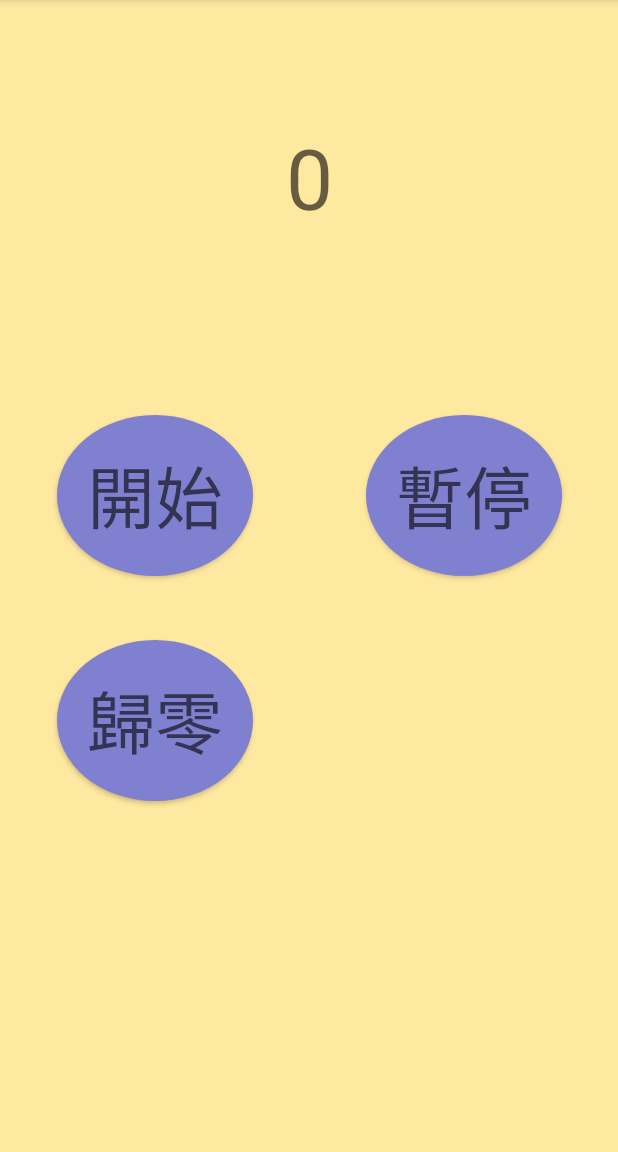
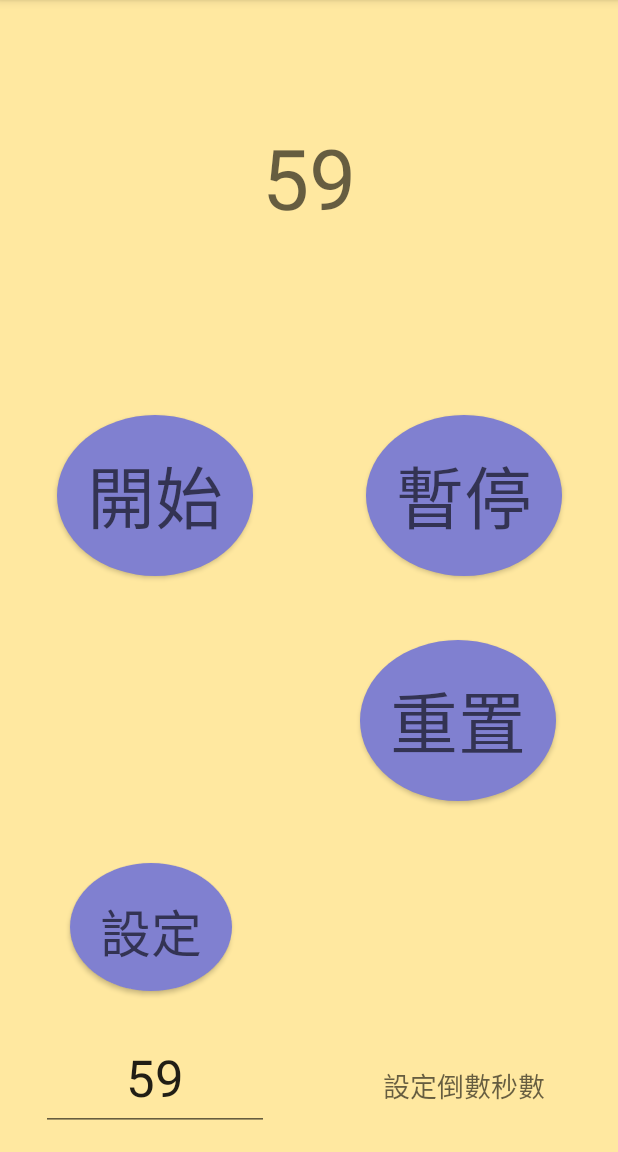
Before and after one commit to alexjean/AndroidDev, an Android app: the screen it shows after launch (MainActivity), in the options menu, after a tap on "設定", on a phone screen of 412 x 824 dp, the part 84-1236 px from its top. Run offline under Robolectric (Android 15) with nearby library versions, the phone set to English and light mode, and no system bars.

Commit message:
StopWatch3 incorporate Fragment to implement set countdown seconds

```diff
--- a/Fragament/app/src/main/res/layout/left_fragment.xml
+++ b/Fragament/app/src/main/res/layout/left_fragment.xml
@@ -9,6 +9,8 @@
         android:layout_width="wrap_content"
         android:layout_height="wrap_content"
         android:layout_gravity="center_horizontal"
-        android:text="Button" />
+        android:text="@string/leftBtn"
+        android:textAllCaps="false"
+        android:textColor="#FFFFFF" />
 
 </LinearLayout>
--- a/Fragament/app/src/main/res/values/strings.xml
+++ b/Fragament/app/src/main/res/values/strings.xml
@@ -1,4 +1,5 @@
 <resources>
-    <string name="app_name">Fragament</string>
+    <string name="app_name">Fragment</string>
     <string name="action_settings">Settings</string>
+    <string name="leftBtn">ChangeFragment</string>
 </resources>
--- a/Fragament/build.gradle
+++ b/Fragament/build.gradle
@@ -7,7 +7,7 @@ buildscript {
         jcenter()
     }
     dependencies {
-        classpath 'com.android.tools.build:gradle:3.5.3'
+        classpath 'com.android.tools.build:gradle:3.6.0'
 
 
         // NOTE: Do not place your application dependencies here; they belong
--- a/StopWatch3/app/src/main/java/com/tomorrow_eyes/stopwatch3/MainActivity.java
+++ b/StopWatch3/app/src/main/java/com/tomorrow_eyes/stopwatch3/MainActivity.java
@@ -5,23 +5,36 @@ import android.media.MediaPlayer;
 import android.os.Bundle;
 import android.os.Handler;
 import android.os.Message;
+import android.support.v4.app.FragmentManager;
+import android.support.v4.app.FragmentTransaction;
 import android.support.v7.app.AppCompatActivity;
 import android.view.Menu;
 import android.view.MenuItem;
 import android.view.View;
 import android.view.WindowManager;
+import android.widget.EditText;
 import android.widget.TextView;
-import android.widget.Toast;
 
 import java.io.IOException;
 import java.util.Timer;
 import java.util.TimerTask;
 
-public class MainActivity extends AppCompatActivity {
+import com.tomorrow_eyes.stopwatch3.SetupFragment.SetSeconds;
+
+public class MainActivity extends AppCompatActivity implements SetSeconds {
+
 
 	Timer timer=null;
 	TimerTask task=null;
-	int count=0;
+	int maxCount = 59;
+	int countSeconds = maxCount;
+
+	public void setSeconds(int seconds) {
+		this.maxCount = seconds;
+		this.countSeconds = seconds;
+		ShowCount();
+	}
+
 	MediaPlayer mPlayer;
 
     @Override
@@ -39,7 +52,13 @@ public class MainActivity extends AppCompatActivity {
         getWindow().addFlags(WindowManager.LayoutParams.FLAG_KEEP_SCREEN_ON);
     }
 
-    @Override
+	@Override
+	protected void onStart() {
+		super.onStart();
+		ShowCount();
+	}
+
+	@Override
     protected void onPause( ) {
     	KillTimerAndTask();
     	super.onPause();
@@ -60,26 +79,40 @@ public class MainActivity extends AppCompatActivity {
 				finish();
 				break;
 			case R.id.actionSettings:
-				Toast.makeText(this,"設定尚未完工",Toast.LENGTH_SHORT).show();
+				addFragment();
+				//Toast.makeText(this,"設定尚未完工",Toast.LENGTH_SHORT).show();
 		}
 		return true;
 	}
 
+	private void addFragment() {
+    	final String tag="SetupFragment";
+    	FragmentManager fragManager = getSupportFragmentManager();
+		if (fragManager.findFragmentByTag(tag) == null) {
+			FragmentTransaction transaction = fragManager.beginTransaction();
+			transaction.add(R.id.setupContainer, SetupFragment.newInstance(maxCount), tag);
+			transaction.addToBackStack(null);
+			transaction.commit();
+		}
+	}
+
 	private void ShowCount(){
     	TextView textView=(TextView)findViewById(R.id.textViewSeconds);
-    	textView.setText(String.valueOf(count));
+    	textView.setText(String.valueOf(countSeconds));
     }
 
     @SuppressLint("HandlerLeak")
 	final Handler handler=new Handler() {
     	public void handleMessage(Message msg){
-    		switch (msg.what) {
-    		case 49: count++;
-    				 ShowCount();
-    				 if ((count%30)==0) {
-    					 mPlayer.start();
-    				 }
-    				 break;
+    		if (msg.what == 49) {
+    		     countSeconds--;
+    			 ShowCount();
+    			 if (countSeconds <= 0) {
+                    if (countSeconds > -10)
+                        mPlayer.start();
+                    else
+                        KillTimerAndTask();
+                 }
     		}
     	}
     };
@@ -118,7 +151,7 @@ public class MainActivity extends AppCompatActivity {
 
     public void OnClickReset_Event(View view) {
     	KillTimerAndTask();
-    	count=0;
+    	countSeconds = maxCount;
     	ShowCount();
     }
 
--- /dev/null
+++ b/StopWatch3/app/src/main/java/com/tomorrow_eyes/stopwatch3/SetupFragment.java
@@ -0,0 +1,89 @@
+package com.tomorrow_eyes.stopwatch3;
+
+import android.app.Activity;
+import android.content.Context;
+import android.os.Bundle;
+import android.support.annotation.Nullable;
+import android.support.v4.app.Fragment;
+import android.view.LayoutInflater;
+import android.view.View;
+import android.view.ViewGroup;
+import android.widget.Button;
+import android.widget.EditText;
+
+
+/**
+ * A simple {@link Fragment} subclass.
+ * Use the {@link SetupFragment#newInstance} factory method to
+ * create an instance of this fragment.
+ */
+public class SetupFragment extends Fragment {
+
+    public interface SetSeconds {
+        void setSeconds(int seconds);
+    }
+
+    private static final String strSeconds = "Seconds";
+
+    private int iSeconds;
+    private Activity mActivity;
+    SetSeconds mSetSeconds;
+
+    public SetupFragment() {
+        // Required empty public constructor
+    }
+
+    @Override
+    public void onActivityCreated(@Nullable Bundle savedInstanceState) {
+        super.onActivityCreated(savedInstanceState);
+        Button btn= mActivity.findViewById(R.id.btnSetup);
+        btn.setOnClickListener(new View.OnClickListener() {
+            @Override
+            public void onClick(View view) {
+                EditText editText = mActivity.findViewById(R.id.editSeconds);
+                String str = editText.getText().toString();
+                if (mSetSeconds != null) {
+                    iSeconds = Integer.parseInt(str);
+                    mSetSeconds.setSeconds(iSeconds);
+                    mActivity.onBackPressed();
+                }
+            }
+        });
+    }
+
+    public static SetupFragment newInstance(Integer seconds) {
+        SetupFragment fragment = new SetupFragment();
+        Bundle args = new Bundle();
+        args.putInt(strSeconds, seconds);
+        fragment.setArguments(args);
+        return fragment;
+    }
+
+    @Override
+    public void onAttach(Context context) {
+        super.onAttach(context);
+        mActivity = (Activity) context;
+        if (context instanceof  SetSeconds)
+            mSetSeconds = (SetSeconds) context;
+        if (getArguments() != null )
+            iSeconds = getArguments().getInt(strSeconds);
+    }
+
+    @Override
+    public void onCreate(Bundle savedInstanceState) {
+        super.onCreate(savedInstanceState);
+        if (getArguments() != null) {
+            iSeconds = getArguments().getInt(strSeconds);
+        }
+    }
+
+    @Override
+    public View onCreateView(LayoutInflater inflater, ViewGroup container,
+                             Bundle savedInstanceState) {
+        // Inflate the layout for this fragment
+        View root = inflater.inflate(R.layout.fragment_setup, container, false);
+        EditText editSeconds = root.findViewById(R.id.editSeconds);
+        editSeconds.setText(Integer.toString(iSeconds));
+        return root;
+    }
+}
--- a/StopWatch3/app/src/main/res/layout/activity_main.xml
+++ b/StopWatch3/app/src/main/res/layout/activity_main.xml
@@ -23,36 +23,20 @@
         app:layout_constraintTop_toTopOf="parent"
         app:layout_constraintVertical_bias="0.267" />
 
-    <CheckBox
-        android:id="@+id/chkBoxNoSleep"
-        android:layout_width="wrap_content"
-        android:layout_height="wrap_content"
-        android:layout_marginStart="8dp"
-        android:layout_marginEnd="8dp"
-        android:text="@string/strNoSleep"
-        android:textAppearance="@style/TextAppearance.AppCompat.Display1"
-        android:visibility="invisible"
-        app:layout_constraintBaseline_toBaselineOf="@+id/btnRest"
-        app:layout_constraintBottom_toBottomOf="@+id/btnRest"
-        app:layout_constraintEnd_toEndOf="parent"
-        app:layout_constraintLeft_toRightOf="@+id/textViewSeconds"
-        app:layout_constraintStart_toStartOf="@+id/guideline2" />
-
     <Button
         android:id="@+id/btnRest"
         android:layout_width="wrap_content"
         android:layout_height="wrap_content"
-        android:layout_marginStart="8dp"
         android:layout_marginTop="8dp"
         android:layout_marginEnd="8dp"
+        android:background="@drawable/btn_oval"
         android:onClick="OnClickReset_Event"
         android:text="@string/strReset"
         android:textAppearance="@style/TextAppearance.AppCompat.Display2"
-        android:background="@drawable/btn_oval"
         app:layout_constraintBottom_toBottomOf="parent"
-        app:layout_constraintEnd_toStartOf="@+id/guideline2"
+        app:layout_constraintEnd_toEndOf="parent"
         app:layout_constraintRight_toLeftOf="@+id/textViewSeconds"
-        app:layout_constraintStart_toStartOf="parent"
+        app:layout_constraintStart_toStartOf="@+id/guideline2"
         app:layout_constraintTop_toTopOf="@+id/guideline"
         app:layout_constraintVertical_bias="0.13" />
 
@@ -62,10 +46,10 @@
         android:layout_height="wrap_content"
         android:layout_marginStart="8dp"
         android:layout_marginEnd="8dp"
+        android:background="@drawable/btn_oval"
         android:onClick="OnClickPause_Event"
         android:text="@string/strPause"
         android:textAppearance="@style/TextAppearance.AppCompat.Display2"
-        android:background="@drawable/btn_oval"
         app:layout_constraintBottom_toTopOf="@+id/guideline"
         app:layout_constraintEnd_toEndOf="parent"
         app:layout_constraintLeft_toRightOf="@+id/textViewSeconds"
@@ -101,4 +85,14 @@
         android:orientation="horizontal"
         app:layout_constraintGuide_percent="0.5" />
 
+    <FrameLayout
+        android:id="@+id/setupContainer"
+        android:layout_width="match_parent"
+        android:layout_height="200dp"
+        app:layout_constraintBottom_toBottomOf="parent"
+        tools:layout_editor_absoluteX="16dp">
+
+    </FrameLayout>
+
+
 </android.support.constraint.ConstraintLayout>
--- /dev/null
+++ b/StopWatch3/app/src/main/res/layout/fragment_setup.xml
@@ -0,0 +1,63 @@
+<?xml version="1.0" encoding="utf-8"?>
+<android.support.constraint.ConstraintLayout xmlns:android="http://schemas.android.com/apk/res/android"
+    xmlns:app="http://schemas.android.com/apk/res-auto"
+    xmlns:tools="http://schemas.android.com/tools"
+    android:id="@+id/frameLayout"
+    android:layout_width="match_parent"
+    android:layout_height="match_parent"
+    tools:context=".SetupFragment">
+
+    <TextView
+        android:id="@+id/textView"
+        android:layout_width="wrap_content"
+        android:layout_height="wrap_content"
+        android:text="@string/hello_setup_fragment"
+        android:textAppearance="@style/TextAppearance.AppCompat.Medium"
+        app:layout_constraintBaseline_toBaselineOf="@+id/editSeconds"
+        app:layout_constraintEnd_toEndOf="parent"
+        app:layout_constraintStart_toStartOf="@+id/guideline3" />
+
+    <Button
+        android:id="@+id/btnSetup"
+        android:layout_width="wrap_content"
+        android:layout_height="85dp"
+        android:background="@drawable/btn_oval"
+        android:text="@string/strBtnSetup"
+        android:textAppearance="@style/TextAppearance.AppCompat.Display1"
+        app:layout_constraintBottom_toTopOf="@+id/guideline4"
+        app:layout_constraintEnd_toStartOf="@+id/guideline3"
+        app:layout_constraintHorizontal_bias="0.477"
+        app:layout_constraintStart_toStartOf="parent"
+        app:layout_constraintTop_toTopOf="parent" />
+
+    <EditText
+        android:id="@+id/editSeconds"
+        android:layout_width="152dp"
+        android:layout_height="71dp"
+        android:ems="10"
+        android:hint="@string/secHint"
+        android:importantForAutofill="no"
+        android:inputType="number"
+        android:singleLine="true"
+        android:textAlignment="center"
+        android:textAppearance="@style/TextAppearance.AppCompat.Display1"
+        app:layout_constraintBottom_toBottomOf="parent"
+        app:layout_constraintEnd_toStartOf="@+id/guideline3"
+        app:layout_constraintStart_toStartOf="parent"
+        app:layout_constraintTop_toTopOf="@+id/guideline4" />
+
+    <android.support.constraint.Guideline
+        android:id="@+id/guideline3"
+        android:layout_width="wrap_content"
+        android:layout_height="wrap_content"
+        android:orientation="vertical"
+        app:layout_constraintGuide_percent="0.5" />
+
+    <android.support.constraint.Guideline
+        android:id="@+id/guideline4"
+        android:layout_width="wrap_content"
+        android:layout_height="wrap_content"
+        android:orientation="horizontal"
+        app:layout_constraintGuide_percent="0.5" />
+
+</android.support.constraint.ConstraintLayout>
--- a/StopWatch3/app/src/main/res/values/strings.xml
+++ b/StopWatch3/app/src/main/res/values/strings.xml
@@ -5,7 +5,11 @@
     <string name="strStart">開始</string>
     <string name="strZero">0000</string>
     <string name="strPause">暫停</string>
-    <string name="strReset">歸零</string>
+    <string name="strReset">重置</string>
     <string name="strLeave">離開</string>
     <string name="strNoSleep">不休眠</string>
+
+    <string name="hello_setup_fragment">設定倒數秒數</string>
+    <string name="strBtnSetup">設定</string>
+    <string name="secHint">59</string>
 </resources>
--- a/StopWatch3/build.gradle
+++ b/StopWatch3/build.gradle
@@ -7,7 +7,7 @@ buildscript {
         jcenter()
     }
     dependencies {
-        classpath 'com.android.tools.build:gradle:3.2.1'
+        classpath 'com.android.tools.build:gradle:3.6.0'
 
 
         // NOTE: Do not place your application dependencies here; they belong
```
Also changed, not shown: StopWatch3/app/build.gradle (+8 -4 lines), Fragament/gradle/wrapper/gradle-wrapper.properties, StopWatch3/gradle/wrapper/gradle-wrapper.properties.
